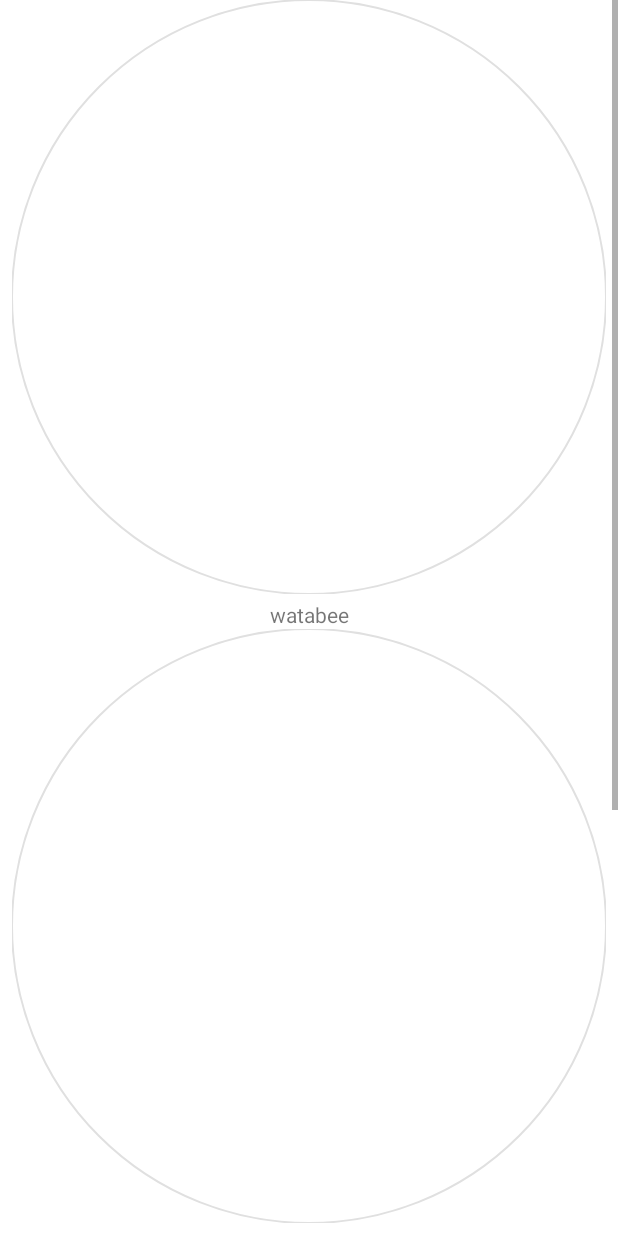
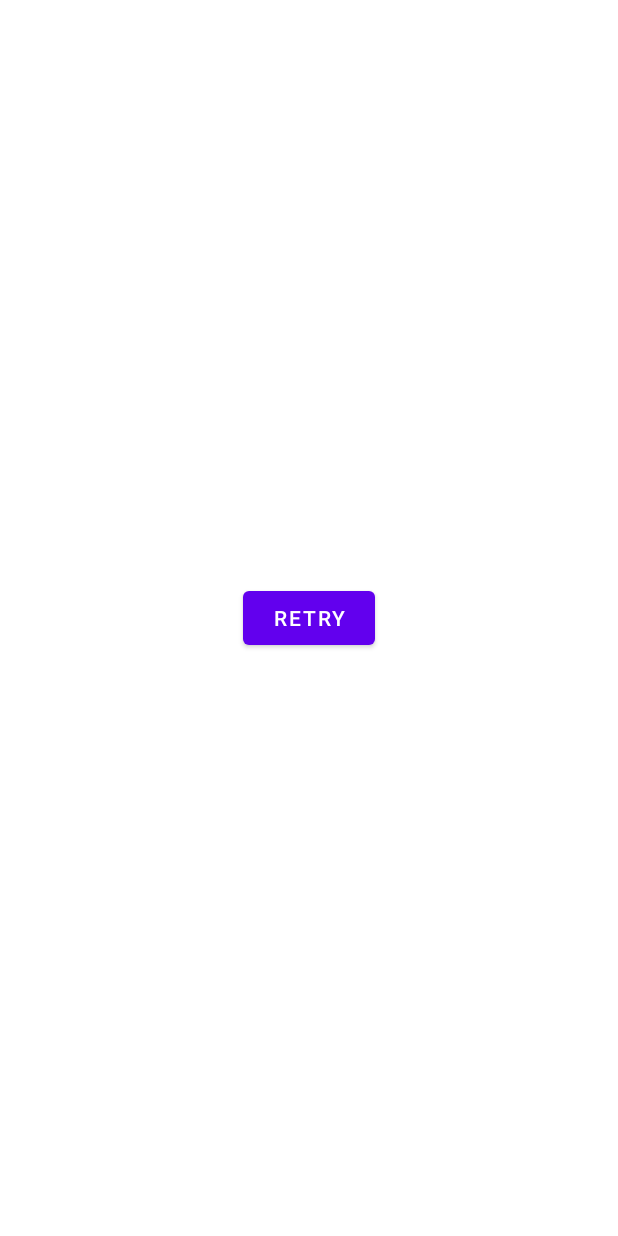
Before and after one commit to watabee/paging3-sandbox, an Android app: the layout activity_main.xml on its own in the app's theme, with its tools: preview values and no code run, on a phone screen of 412 x 824 dp. Run offline under Robolectric (Android 15) with nearby library versions, the phone set to English and light mode, and no system bars.

Commit message:
初回ロード時のエラー対応

```diff
--- a/app/src/main/java/com/github/watabee/paging3sandbox/MainActivity.kt
+++ b/app/src/main/java/com/github/watabee/paging3sandbox/MainActivity.kt
@@ -6,6 +6,7 @@ import android.view.View
 import android.widget.Button
 import androidx.activity.viewModels
 import androidx.appcompat.app.AppCompatActivity
+import androidx.core.view.isVisible
 import androidx.lifecycle.lifecycleScope
 import androidx.paging.LoadState
 import androidx.recyclerview.widget.ConcatAdapter
@@ -61,6 +62,10 @@ class MainActivity : AppCompatActivity() {
         val swipeRefreshLayout: SwipeRefreshLayout = findViewById(R.id.swipe_refresh_layout)
         swipeRefreshLayout.setOnRefreshListener { userAdapter.refresh() }
 
+        val errorView: View = findViewById(R.id.error_view)
+        val retryButton: Button = findViewById(R.id.retry_button)
+        retryButton.setOnClickListener { userAdapter.retry() }
+
         lifecycleScope.launch {
             viewModel.pagingData.collectLatest(userAdapter::submitData)
         }
@@ -68,6 +73,7 @@ class MainActivity : AppCompatActivity() {
         lifecycleScope.launch {
             userAdapter.loadStateFlow.collectLatest { loadStates ->
                 swipeRefreshLayout.isRefreshing = loadStates.refresh is LoadState.Loading
+                errorView.isVisible = loadStates.refresh is LoadState.Error
                 loadingAdapter.showLoading = loadStates.append is LoadState.Loading
                 errorAdapter.showError = loadStates.append is LoadState.Error
             }
--- a/app/src/main/res/layout/activity_main.xml
+++ b/app/src/main/res/layout/activity_main.xml
@@ -9,10 +9,10 @@
         android:id="@+id/swipe_refresh_layout"
         android:layout_width="0dp"
         android:layout_height="0dp"
+        app:layout_constraintBottom_toBottomOf="parent"
         app:layout_constraintLeft_toLeftOf="parent"
         app:layout_constraintRight_toRightOf="parent"
-        app:layout_constraintTop_toTopOf="parent"
-        app:layout_constraintBottom_toBottomOf="parent">
+        app:layout_constraintTop_toTopOf="parent">
 
         <androidx.recyclerview.widget.RecyclerView
             android:id="@+id/recycler_view"
@@ -23,6 +23,24 @@
             android:scrollbarStyle="outsideOverlay"
             android:scrollbars="vertical"
             tools:listitem="@layout/list_item_user" />
+    </androidx.swiperefreshlayout.widget.SwipeRefreshLayout>
 
-    </androidx.swiperefreshlayout.widget.SwipeRefreshLayout>
+    <FrameLayout
+        android:id="@+id/error_view"
+        android:layout_width="0dp"
+        android:layout_height="0dp"
+        android:background="#FFF"
+        app:layout_constraintBottom_toBottomOf="parent"
+        app:layout_constraintLeft_toLeftOf="parent"
+        app:layout_constraintRight_toRightOf="parent"
+        app:layout_constraintTop_toTopOf="parent">
+
+        <Button
+            android:id="@+id/retry_button"
+            android:layout_width="wrap_content"
+            android:layout_height="wrap_content"
+            android:layout_gravity="center"
+            android:text="@string/retry" />
+
+    </FrameLayout>
 </androidx.constraintlayout.widget.ConstraintLayout>
```
